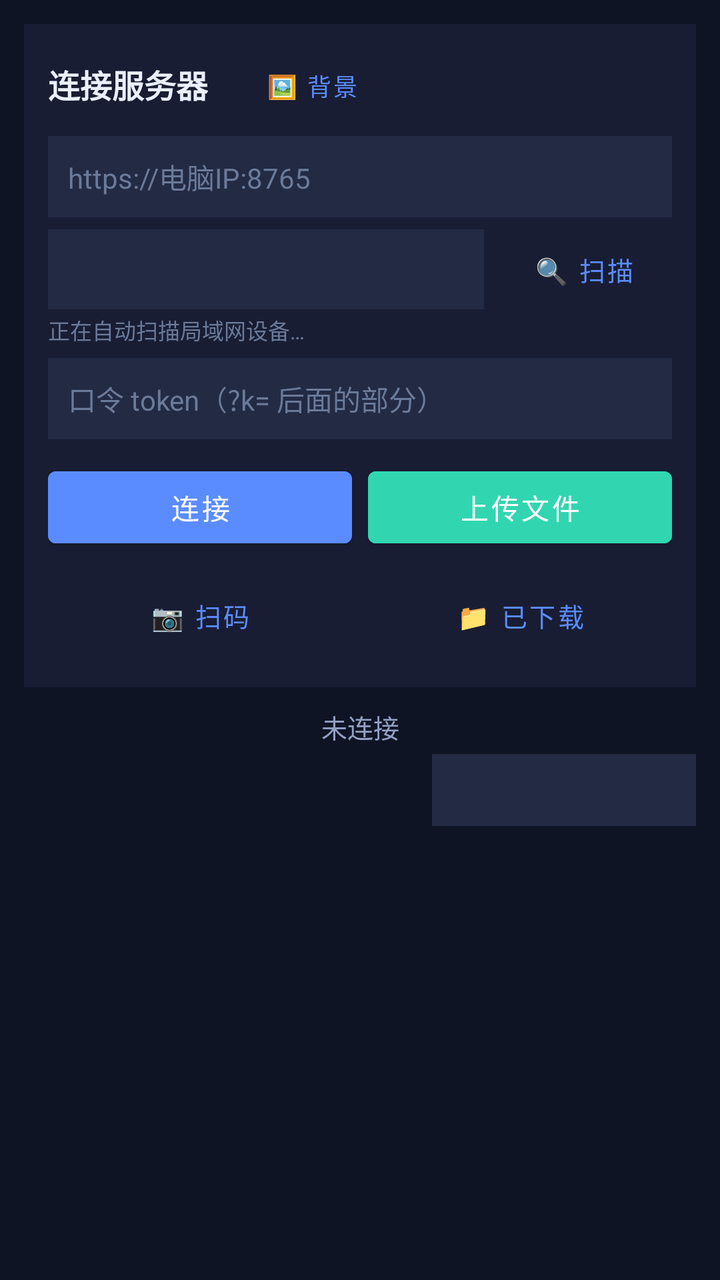
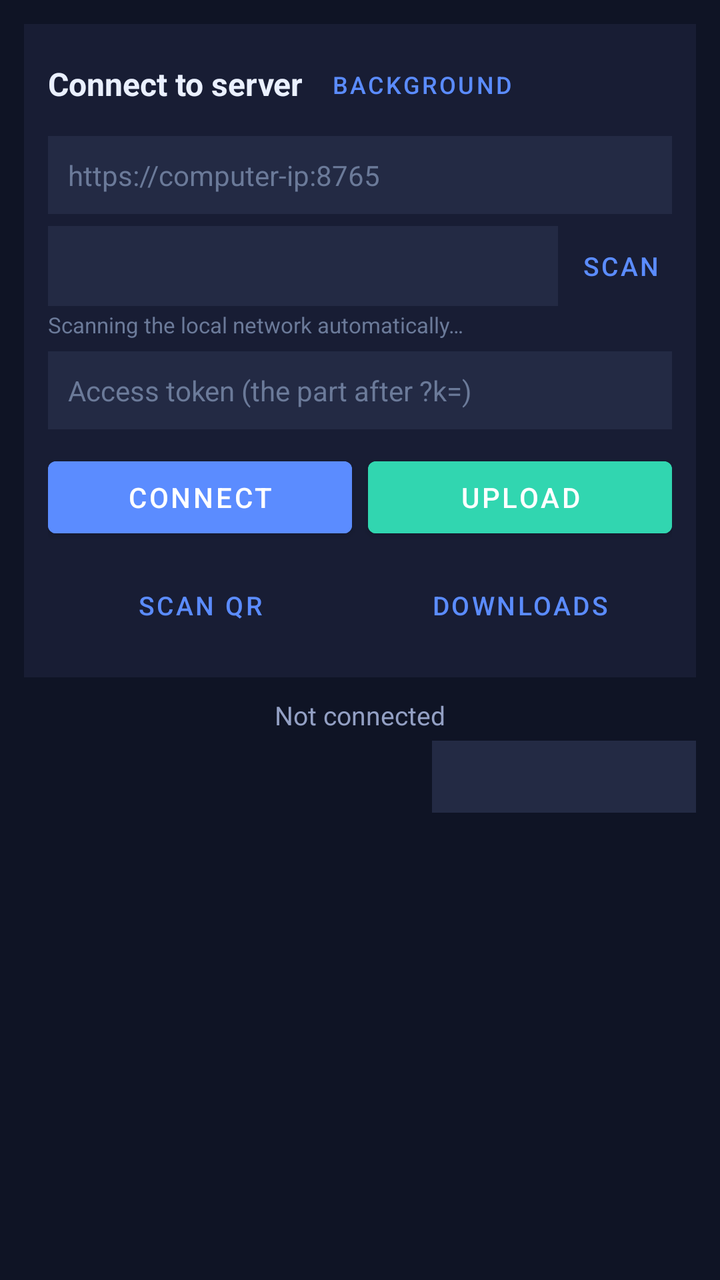

Compare the two renders of this Android layout. The source of the first and the diff that turns it into the second are given below.
<!-- AndroidManifest.xml: activity theme Theme.LanTransfer -->
<!-- res/layout/activity_main.xml -->
<?xml version="1.0" encoding="utf-8"?>
<FrameLayout xmlns:android="http://schemas.android.com/apk/res/android"
    android:layout_width="match_parent"
    android:layout_height="match_parent"
    android:background="#0f1425">

    
    <ImageView
        android:id="@+id/imgBackground"
        android:layout_width="match_parent"
        android:layout_height="match_parent"
        android:scaleType="centerCrop"
        android:contentDescription="自定义背景" />

    
    <View
        android:id="@+id/bgDim"
        android:layout_width="match_parent"
        android:layout_height="match_parent"
        android:background="#070b16"
        android:alpha="0" />

    <LinearLayout
        android:layout_width="match_parent"
        android:layout_height="match_parent"
        android:orientation="vertical"
        android:padding="12dp">

    
    <LinearLayout
        android:id="@+id/connectLayout"
        android:layout_width="match_parent"
        android:layout_height="wrap_content"
        android:orientation="vertical"
        android:background="#E61a1f36"
        android:padding="12dp"
        android:layout_marginBottom="10dp">

        <LinearLayout
            android:layout_width="match_parent"
            android:layout_height="wrap_content"
            android:orientation="horizontal"
            android:gravity="center_vertical"
            android:layout_marginBottom="8dp">

            <TextView
                android:layout_width="wrap_content"
                android:layout_height="wrap_content"
                android:text="连接服务器"
                android:textColor="#eaf0ff"
                android:textSize="16sp"
                android:textStyle="bold" />

            <Button
                android:id="@+id/btnAppearance"
                style="?attr/borderlessButtonStyle"
                android:layout_width="wrap_content"
                android:layout_height="36dp"
                android:layout_marginStart="8dp"
                android:text="🖼 背景"
                android:textColor="#5b8cff"
                android:textSize="12sp" />
        </LinearLayout>

        <EditText
            android:id="@+id/etUrl"
            android:layout_width="match_parent"
            android:layout_height="wrap_content"
            android:hint="https://电脑IP:8765"
            android:textColorHint="#6b7a99"
            android:textColor="#eaf0ff"
            android:background="#232a44"
            android:padding="10dp"
            android:textSize="14sp"
            android:inputType="textUri" />

        
        <LinearLayout
            android:layout_width="match_parent"
            android:layout_height="wrap_content"
            android:orientation="horizontal"
            android:gravity="center_vertical"
            android:layout_marginTop="6dp">

            <Spinner
                android:id="@+id/spDevices"
                android:layout_width="0dp"
                android:layout_height="40dp"
                android:layout_weight="1"
                android:background="#232a44"
                android:paddingHorizontal="6dp"
                android:spinnerMode="dropdown" />

            <Button
                android:id="@+id/btnDiscover"
                style="?attr/borderlessButtonStyle"
                android:layout_width="wrap_content"
                android:layout_height="40dp"
                android:text="🔍 扫描"
                android:textColor="#5b8cff"
                android:textSize="13sp"
                android:layout_marginStart="6dp" />
        </LinearLayout>

        <TextView
            android:id="@+id/tvDiscoverHint"
            android:layout_width="match_parent"
            android:layout_height="wrap_content"
            android:text="正在自动扫描局域网设备…"
            android:textColor="#6b7a99"
            android:textSize="11sp"
            android:layout_marginTop="2dp" />

        <EditText
            android:id="@+id/etToken"
            android:layout_width="match_parent"
            android:layout_height="wrap_content"
            android:hint="口令 token（?k= 后面的部分）"
            android:textColorHint="#6b7a99"
            android:textColor="#eaf0ff"
            android:background="#232a44"
            android:padding="10dp"
            android:textSize="14sp"
            android:layout_marginTop="6dp" />

        <LinearLayout
            android:layout_width="match_parent"
            android:layout_height="wrap_content"
            android:orientation="horizontal"
            android:layout_marginTop="10dp">

            <Button
                android:id="@+id/btnConnect"
                android:layout_width="0dp"
                android:layout_height="wrap_content"
                android:layout_weight="1"
                android:text="连接"
                android:textColor="#ffffff"
                android:backgroundTint="#5b8cff" />

            <Button
                android:id="@+id/btnUpload"
                android:layout_width="0dp"
                android:layout_height="wrap_content"
                android:layout_weight="1"
                android:text="上传文件"
                android:textColor="#ffffff"
                android:backgroundTint="#31d6b0"
                android:layout_marginStart="8dp" />
        </LinearLayout>

        
        <LinearLayout
            android:layout_width="match_parent"
            android:layout_height="wrap_content"
            android:orientation="horizontal"
            android:layout_marginTop="6dp">

            <Button
                android:id="@+id/btnScan"
                style="?attr/borderlessButtonStyle"
                android:layout_width="0dp"
                android:layout_height="wrap_content"
                android:layout_weight="1"
                android:text="📷 扫码"
                android:textColor="#5b8cff"
                android:textSize="13sp"
                android:paddingVertical="4dp" />

            <Button
                android:id="@+id/btnOpenDownloads"
                style="?attr/borderlessButtonStyle"
                android:layout_width="0dp"
                android:layout_height="wrap_content"
                android:layout_weight="1"
                android:text="📁 已下载"
                android:textColor="#5b8cff"
                android:textSize="13sp"
                android:paddingVertical="4dp"
                android:layout_marginStart="8dp" />
        </LinearLayout>
    </LinearLayout>

    
    <TextView
        android:id="@+id/tvStatus"
        android:layout_width="match_parent"
        android:layout_height="wrap_content"
        android:text="未连接"
        android:textColor="#93a0c4"
        android:textSize="13sp"
        android:gravity="center"
        android:layout_marginBottom="4dp" />

    <ProgressBar
        android:id="@+id/progressBar"
        style="?android:attr/progressBarStyleHorizontal"
        android:layout_width="match_parent"
        android:layout_height="4dp"
        android:layout_marginStart="4dp"
        android:layout_marginEnd="4dp"
        android:layout_marginBottom="6dp"
        android:max="100"
        android:progressTint="#31d6b0"
        android:visibility="gone" />

    <LinearLayout
        android:layout_width="match_parent"
        android:layout_height="wrap_content"
        android:orientation="horizontal"
        android:gravity="center_vertical"
        android:layout_marginBottom="8dp">

        <TextView
            android:id="@+id/tvInfo"
            android:layout_width="0dp"
            android:layout_height="wrap_content"
            android:layout_weight="1"
            android:text=""
            android:textColor="#31d6b0"
            android:textSize="11sp"
            android:gravity="start" />

        <Spinner
            android:id="@+id/spSpace"
            android:layout_width="132dp"
            android:layout_height="36dp"
            android:layout_marginStart="8dp"
            android:background="#232a44"
            android:paddingHorizontal="6dp"
            android:spinnerMode="dropdown" />
    </LinearLayout>

    
    <androidx.recyclerview.widget.RecyclerView
        android:id="@+id/rvFiles"
        android:layout_width="match_parent"
        android:layout_height="0dp"
        android:layout_weight="1"
        android:background="#00000000"
        android:clipToPadding="false"
        android:padding="4dp" />

    
    <TextView
        android:id="@+id/tvEmpty"
        android:layout_width="match_parent"
        android:layout_height="wrap_content"
        android:text='暂无文件，点击上方"上传文件"添加'
        android:textColor="#6b7a99"
        android:textSize="13sp"
        android:gravity="center"
        android:padding="30dp"
        android:visibility="gone" />

    </LinearLayout>
</FrameLayout>
<!-- resources referenced by this layout -->
<resources>
  <style name="Theme.LanTransfer" parent="Theme.MaterialComponents.DayNight.DarkActionBar">
          <item name="colorPrimary">#5b8cff</item>
          <item name="colorPrimaryDark">#4a6df0</item>
          <item name="colorAccent">#31d6b0</item>
      </style>
</resources>

<!-- the commit's change to res/layout/activity_main.xml (unified diff, before → after) -->
@@ -10,7 +10,7 @@
         android:layout_width="match_parent"
         android:layout_height="match_parent"
         android:scaleType="centerCrop"
-        android:contentDescription="自定义背景" />
+        android:contentDescription="@string/bg_custom_desc" />
 
     
     <View
@@ -46,7 +46,7 @@
             <TextView
                 android:layout_width="wrap_content"
                 android:layout_height="wrap_content"
-                android:text="连接服务器"
+                android:text="@string/connect_title"
                 android:textColor="#eaf0ff"
                 android:textSize="16sp"
                 android:textStyle="bold" />
@@ -57,7 +57,10 @@
                 android:layout_width="wrap_content"
                 android:layout_height="36dp"
                 android:layout_marginStart="8dp"
-                android:text="🖼 背景"
+                android:minWidth="0dp"
+                android:maxLines="1"
+                android:paddingHorizontal="6dp"
+                android:text="@string/btn_background"
                 android:textColor="#5b8cff"
                 android:textSize="12sp" />
         </LinearLayout>
@@ -66,7 +69,7 @@
             android:id="@+id/etUrl"
             android:layout_width="match_parent"
             android:layout_height="wrap_content"
-            android:hint="https://电脑IP:8765"
+            android:hint="@string/hint_url"
             android:textColorHint="#6b7a99"
             android:textColor="#eaf0ff"
             android:background="#232a44"
@@ -96,7 +99,10 @@
                 style="?attr/borderlessButtonStyle"
                 android:layout_width="wrap_content"
                 android:layout_height="40dp"
-                android:text="🔍 扫描"
+                android:minWidth="0dp"
+                android:maxLines="1"
+                android:paddingHorizontal="6dp"
+                android:text="@string/btn_scan"
                 android:textColor="#5b8cff"
                 android:textSize="13sp"
                 android:layout_marginStart="6dp" />
@@ -106,7 +112,7 @@
             android:id="@+id/tvDiscoverHint"
             android:layout_width="match_parent"
             android:layout_height="wrap_content"
-            android:text="正在自动扫描局域网设备…"
+            android:text="@string/discover_scanning_auto"
             android:textColor="#6b7a99"
             android:textSize="11sp"
             android:layout_marginTop="2dp" />
@@ -115,7 +121,7 @@
             android:id="@+id/etToken"
             android:layout_width="match_parent"
             android:layout_height="wrap_content"
-            android:hint="口令 token（?k= 后面的部分）"
+            android:hint="@string/hint_token"
             android:textColorHint="#6b7a99"
             android:textColor="#eaf0ff"
             android:background="#232a44"
@@ -134,7 +140,7 @@
                 android:layout_width="0dp"
                 android:layout_height="wrap_content"
                 android:layout_weight="1"
-                android:text="连接"
+                android:text="@string/btn_connect"
                 android:textColor="#ffffff"
                 android:backgroundTint="#5b8cff" />
 
@@ -143,7 +149,7 @@
                 android:layout_width="0dp"
                 android:layout_height="wrap_content"
                 android:layout_weight="1"
-                android:text="上传文件"
+                android:text="@string/btn_upload"
                 android:textColor="#ffffff"
                 android:backgroundTint="#31d6b0"
                 android:layout_marginStart="8dp" />
@@ -162,7 +168,7 @@
                 android:layout_width="0dp"
                 android:layout_height="wrap_content"
                 android:layout_weight="1"
-                android:text="📷 扫码"
+                android:text="@string/btn_qrscan"
                 android:textColor="#5b8cff"
                 android:textSize="13sp"
                 android:paddingVertical="4dp" />
@@ -173,7 +179,7 @@
                 android:layout_width="0dp"
                 android:layout_height="wrap_content"
                 android:layout_weight="1"
-                android:text="📁 已下载"
+                android:text="@string/btn_downloads"
                 android:textColor="#5b8cff"
                 android:textSize="13sp"
                 android:paddingVertical="4dp"
@@ -186,7 +192,7 @@
         android:id="@+id/tvStatus"
         android:layout_width="match_parent"
         android:layout_height="wrap_content"
-        android:text="未连接"
+        android:text="@string/status_disconnected"
         android:textColor="#93a0c4"
         android:textSize="13sp"
         android:gravity="center"
@@ -246,7 +252,7 @@
         android:id="@+id/tvEmpty"
         android:layout_width="match_parent"
         android:layout_height="wrap_content"
-        android:text='暂无文件，点击上方"上传文件"添加'
+        android:text="@string/empty_files"
         android:textColor="#6b7a99"
         android:textSize="13sp"
         android:gravity="center"
<!-- resource entries referenced after the edit -->
@@ -1,5 +1,18 @@
 <!-- resources referenced by this layout -->
 <resources>
+  <string name="bg_custom_desc">Custom background</string>
+  <string name="btn_background">Background</string>
+  <string name="btn_connect">Connect</string>
+  <string name="btn_downloads">Downloads</string>
+  <string name="btn_qrscan">Scan QR</string>
+  <string name="btn_scan">Scan</string>
+  <string name="btn_upload">Upload</string>
+  <string name="connect_title">Connect to server</string>
+  <string name="discover_scanning_auto">Scanning the local network automatically…</string>
+  <string name="empty_files">No files yet. Tap Upload above to add some.</string>
+  <string name="hint_token">Access token (the part after ?k=)</string>
+  <string name="hint_url">https://computer-ip:8765</string>
+  <string name="status_disconnected">Not connected</string>
   <style name="Theme.LanTransfer" parent="Theme.MaterialComponents.DayNight.DarkActionBar">
           <item name="colorPrimary">#5b8cff</item>
           <item name="colorPrimaryDark">#4a6df0</item>
